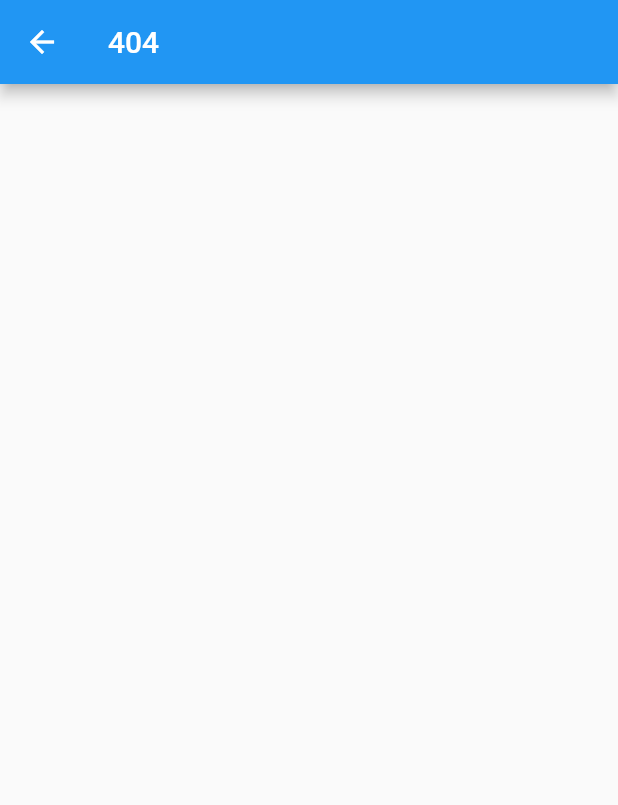
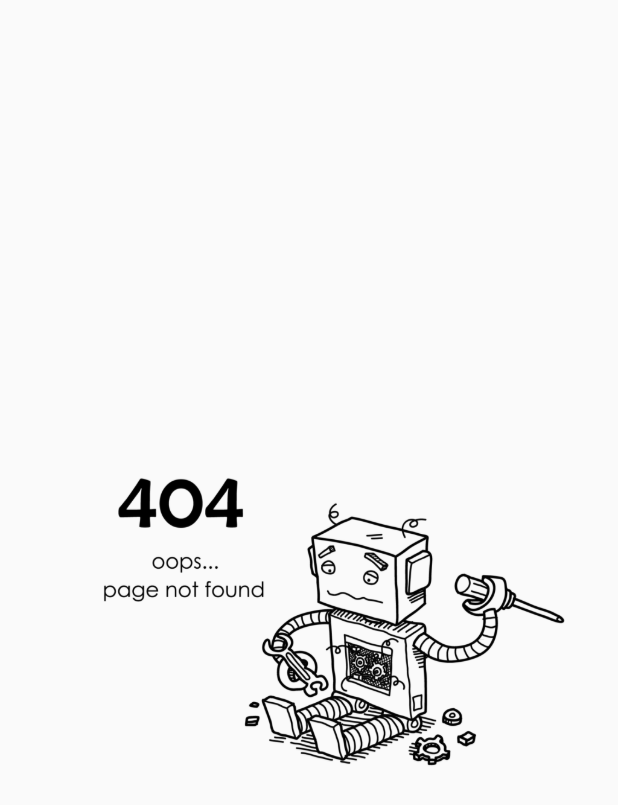
Before and after one commit to MiltonDuvan/poke_cons, a Flutter app: the Page404 screen opened directly, on a phone screen of 412 x 824 dp. Shown: the top 805 px of the screen. Run offline on Flutter 3.47's test engine with Material 2 defaults, Android fonts, the light colour scheme and no system bars; our stand-ins replace stacked; network calls fail.

Commit message:
Ultimos cambios UI

```diff
--- a/lib/main.dart
+++ b/lib/main.dart
@@ -24,7 +24,7 @@ class MyApp extends StatelessWidget {
         '/searchPage':(context) =>  const PokemonSearchPage(),
       },
       onGenerateRoute: (settings) {
-        return MaterialPageRoute(builder:(context) => Page404(),);
+        return MaterialPageRoute(builder:(context) => const Page404(),);
       },
     );
   }
--- a/lib/ui/views/404_page.dart
+++ b/lib/ui/views/404_page.dart
@@ -3,13 +3,18 @@ import 'package:flutter/material.dart';
 class Page404 extends StatelessWidget {
   const Page404({super.key});
 
-   @override
+  @override
   Widget build(BuildContext context) {
-    return  Scaffold(
-      appBar: AppBar(
-        title: Text('404'),
+    return GestureDetector(
+      onTap: () => Navigator.pushNamed(context, '/home'),
+      child: Scaffold(
+        body: Center(
+          child: Image.asset(
+            'assets/images/404_not_found.png',
+            scale: 1.5,
+          ),
+        ),
       ),
-
     );
   }
 }
--- a/pubspec.yaml
+++ b/pubspec.yaml
@@ -65,6 +65,7 @@ flutter:
     - assets/images/
     - assets/images/splash_poke.png
     - assets/images/icon_poke.png
+    - assets/images/404_not_found.png
 
   # An image asset can refer to one or more resolution-specific "variants", see
   # https://flutter.dev/assets-and-images/#resolution-aware
```
Also changed, not shown: lib/ui/views/pokemon_detail.dart (+6 -3 lines), assets/images/404_not_found.png (added), lib/ui/views/pokemon_search_page.dart (line endings or trailing spaces).
